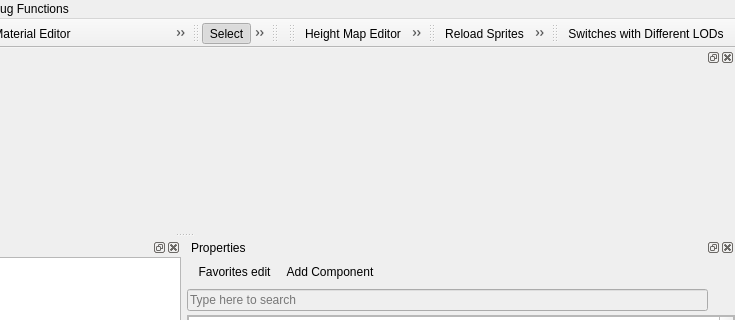
Old version of the form Tools/ResourceEditor/DataQt/mainwindow.ui in the repository xaoctech/dava.engine; both pictures show x 368 to 1103 and y 0 to 320 of the 1103 by 796 pixel window.
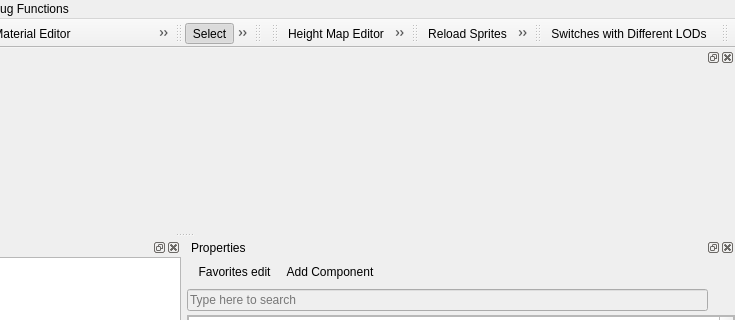
New version of the form. Icons and pictures are not drawn. Custom widgets are drawn as their Qt base class.

Commit message: [DF-4580] generate heigh delta mask

Patch:
```diff
--- a/Tools/ResourceEditor/DataQt/mainwindow.ui
+++ b/Tools/ResourceEditor/DataQt/mainwindow.ui
@@ -760,6 +760,23 @@
    </attribute>
    <addaction name="actionSwitchesWithDifferentLODs"/>
   </widget>
+  <widget class="QToolBar" name="heightDeltaToolBar">
+   <property name="windowTitle">
+    <string>toolBar</string>
+   </property>
+   <property name="iconSize">
+    <size>
+     <width>16</width>
+     <height>16</height>
+    </size>
+   </property>
+   <attribute name="toolBarArea">
+    <enum>TopToolBarArea</enum>
+   </attribute>
+   <attribute name="toolBarBreak">
+    <bool>false</bool>
+   </attribute>
+  </widget>
   <action name="actionNewScene">
    <property name="icon">
     <iconset resource="QtIcons.qrc">
```
Left out of the diff: 22 changed lines with no effect on the pictures. The commit also changes 6 other files.
